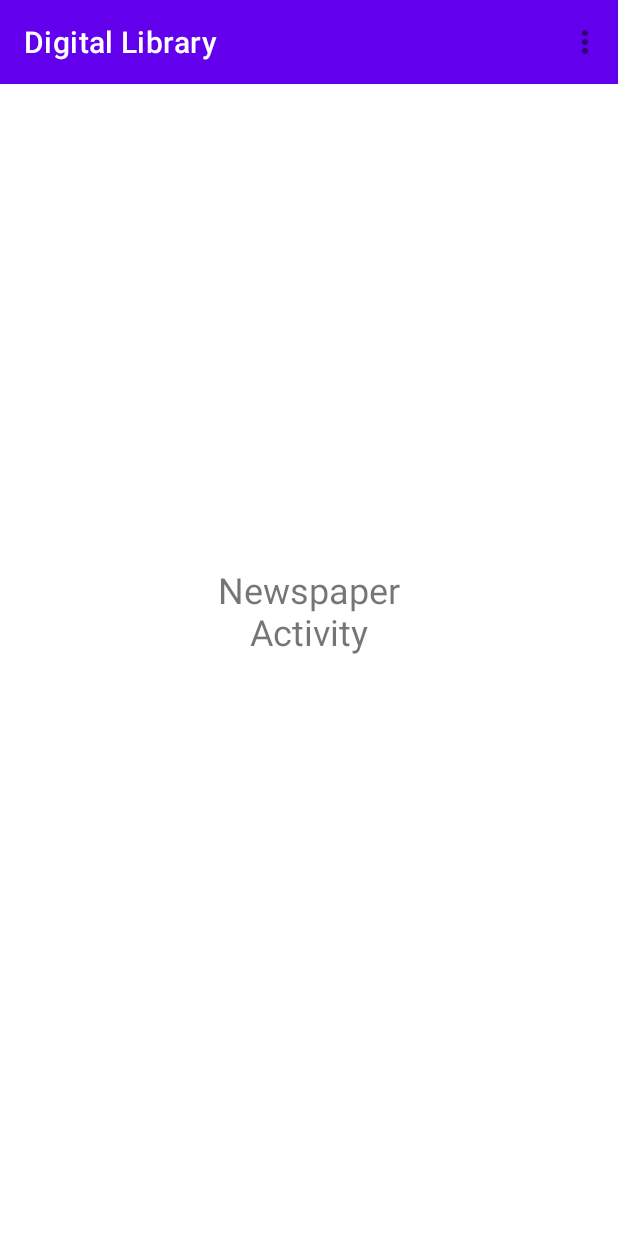
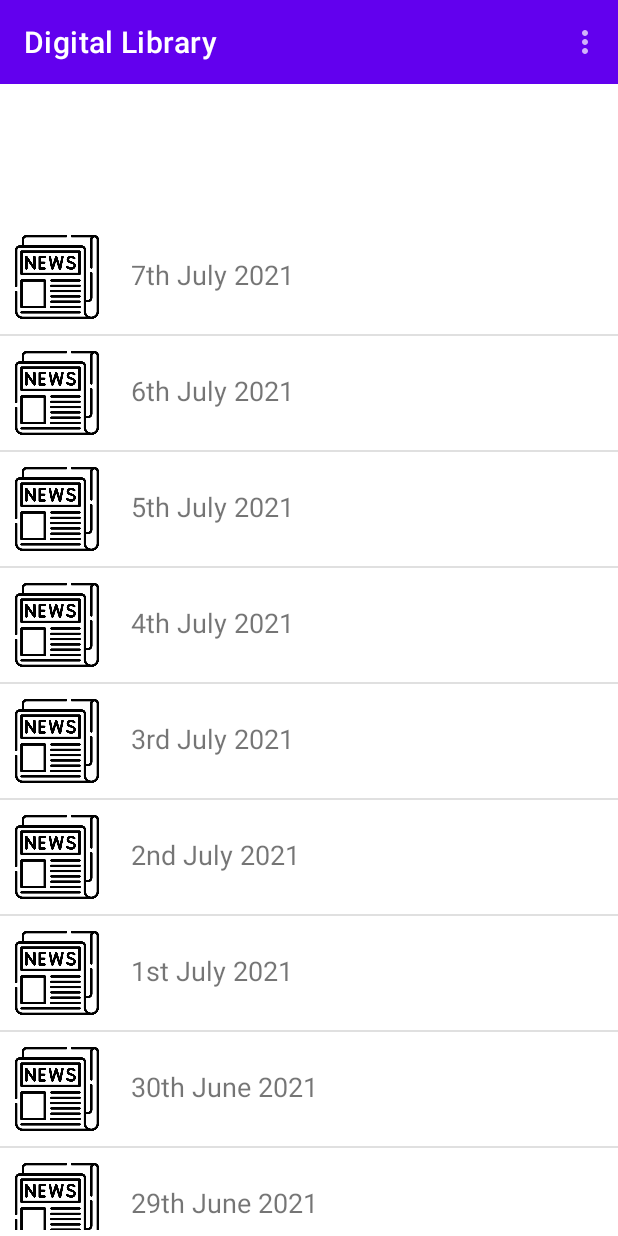
Before and after one commit to sayanmaiti2/DigitalLibrary, an Android app: the NewspaperActivity screen opened directly, with no data from a screen before it, on a phone screen of 412 x 824 dp. Run offline under Robolectric (Android 15) with nearby library versions, the phone set to English and light mode, and no system bars.

Commit message:
Implemented a Recycler View on Newspaper Activity

```diff
--- a/app/src/main/java/com/sayan/digitallibrary/BookActivity.java
+++ b/app/src/main/java/com/sayan/digitallibrary/BookActivity.java
@@ -9,7 +9,6 @@ import androidx.recyclerview.widget.LinearLayoutManager;
 import androidx.recyclerview.widget.RecyclerView;
 import android.app.AlertDialog;
 import android.app.Dialog;
-import android.content.DialogInterface;
 import android.os.Bundle;
 import android.view.Menu;
 import android.view.MenuItem;
@@ -83,11 +82,8 @@ public class BookActivity extends AppCompatActivity {
         builder
                 .setTitle(bookName)
                 .setMessage("\nAuthor:    " + authorName)
-                .setPositiveButton("OK", new DialogInterface.OnClickListener() {
-                    @Override
-                    public void onClick(DialogInterface dialog, int which) {
+                .setPositiveButton("OK", (dialog, which) -> {
 
-                    }
                 });
 
         return builder.create();
--- a/app/src/main/java/com/sayan/digitallibrary/Item.java
+++ b/app/src/main/java/com/sayan/digitallibrary/Item.java
@@ -11,6 +11,27 @@ public class Item {
             "E. Balaguruswamy", "A. Geron", "D. Jurafsky and H. Martin", "D. Whiteley", "C. Bhagat", "F. Miralles and H. Garcia" , "N. Tripathi", "R. Riordan"
     };
 
+    private String[] dates = {
+            "7th July 2021",
+            "6th July 2021",
+            "5th July 2021",
+            "4th July 2021",
+            "3rd July 2021",
+            "2nd July 2021",
+            "1st July 2021",
+            "30th June 2021",
+            "29th June 2021",
+            "28th June 2021",
+            "27th June 2021",
+            "26th June 2021",
+            "25th June 2021",
+            "24th June 2021",
+            "23rd June 2021",
+            "22nd June 2021",
+            "21st June 2021",
+            "20th June 2021",
+    };
+
     public int getBookCount() {
         return books.length;
     }
@@ -22,4 +43,13 @@ public class Item {
     public String getAuthor(int i) {
         return  authors[i];
     }
+
+
+    public int getDateCount() {
+        return dates.length;
+    }
+
+    public String getDate(int i) {
+        return dates[i];
+    }
 }
--- a/app/src/main/java/com/sayan/digitallibrary/NewspaperActivity.java
+++ b/app/src/main/java/com/sayan/digitallibrary/NewspaperActivity.java
@@ -3,19 +3,42 @@ package com.sayan.digitallibrary;
 import androidx.annotation.NonNull;
 import androidx.appcompat.app.AppCompatActivity;
 import androidx.appcompat.widget.Toolbar;
+import androidx.recyclerview.widget.DefaultItemAnimator;
+import androidx.recyclerview.widget.DividerItemDecoration;
+import androidx.recyclerview.widget.LinearLayoutManager;
+import androidx.recyclerview.widget.RecyclerView;
 
 import android.os.Bundle;
 import android.view.Menu;
 import android.view.MenuItem;
-import android.widget.Toast;
 
 public class NewspaperActivity extends AppCompatActivity {
+
+    private RecyclerView recyclerView;
+    private NewspaperAdapter newspaperAdapter;
 
     @Override
     protected void onCreate(Bundle savedInstanceState) {
         super.onCreate(savedInstanceState);
         setContentView(R.layout.activity_newspaper);
 
+//        Implementation for Recycler View
+        newspaperAdapter = new NewspaperAdapter();
+
+        RecyclerView.LayoutManager layoutManager = new LinearLayoutManager(getApplicationContext());
+
+        recyclerView = findViewById(R.id.news_recycler_view);
+
+        recyclerView.setLayoutManager(layoutManager);
+        recyclerView.setHasFixedSize(true);
+        recyclerView.addItemDecoration(
+                new DividerItemDecoration(this, LinearLayoutManager.VERTICAL)
+        );
+        recyclerView.setItemAnimator(new DefaultItemAnimator());
+        recyclerView.setAdapter(newspaperAdapter);
+
+
+//        Toolbar Implementation
         Toolbar toolbar = findViewById(R.id.toolbar);
         setSupportActionBar(toolbar);
     }
--- /dev/null
+++ b/app/src/main/java/com/sayan/digitallibrary/NewspaperAdapter.java
@@ -0,0 +1,50 @@
+package com.sayan.digitallibrary;
+
+import android.view.LayoutInflater;
+import android.view.View;
+import android.view.ViewGroup;
+import android.widget.TextView;
+
+import androidx.annotation.NonNull;
+import androidx.recyclerview.widget.RecyclerView;
+
+public class NewspaperAdapter extends RecyclerView.Adapter<NewspaperAdapter.ViewHolder> {
+
+    private Item item;
+
+    public NewspaperAdapter() {
+        item = new Item();
+    }
+
+    @NonNull
+    @Override
+    public ViewHolder onCreateViewHolder(@NonNull ViewGroup parent, int viewType) {
+        LayoutInflater layoutInflater = LayoutInflater.from(parent.getContext());
+        View view = layoutInflater.inflate(R.layout.newspaper_list_item, parent, false);
+        ViewHolder viewHolder = new ViewHolder(view);
+        return viewHolder;
+    }
+
+    @Override
+    public void onBindViewHolder(@NonNull NewspaperAdapter.ViewHolder holder, int position) {
+        holder.newsDate.setText(item.getDate(position));
+    }
+
+    @Override
+    public int getItemCount() {
+        return item.getDateCount();
+    }
+
+    public class ViewHolder extends RecyclerView.ViewHolder{
+
+        TextView newsDate;
+
+        public ViewHolder(View itemView){
+            super(itemView);
+
+            newsDate = itemView.findViewById(R.id.news_date);
+        }
+    }
+
+
+}
--- a/app/src/main/res/layout/activity_newspaper.xml
+++ b/app/src/main/res/layout/activity_newspaper.xml
@@ -1,5 +1,5 @@
 <?xml version="1.0" encoding="utf-8"?>
-<androidx.constraintlayout.widget.ConstraintLayout xmlns:android="http://schemas.android.com/apk/res/android"
+<RelativeLayout xmlns:android="http://schemas.android.com/apk/res/android"
     xmlns:app="http://schemas.android.com/apk/res-auto"
     xmlns:tools="http://schemas.android.com/tools"
     android:layout_width="match_parent"
@@ -10,16 +10,12 @@
         android:id="@+id/toolbar"
         layout="@layout/toolbar" />
 
-    <TextView
-        android:id="@+id/textView3"
-        android:layout_width="147dp"
-        android:layout_height="71dp"
-        android:text="Newspaper Activity"
-        android:textAlignment="center"
-        android:textSize="24sp"
-        app:layout_constraintBottom_toBottomOf="parent"
-        app:layout_constraintEnd_toEndOf="parent"
-        app:layout_constraintStart_toStartOf="parent"
-        app:layout_constraintTop_toTopOf="parent" />
+    <androidx.recyclerview.widget.RecyclerView
+        android:id="@+id/news_recycler_view"
+        android:layout_width="match_parent"
+        android:layout_height="673dp"
+        android:layout_marginTop="?attr/actionBarSize"
+        android:layout_alignParentBottom="true"
+        android:layout_marginBottom="4dp" />
 
-</androidx.constraintlayout.widget.ConstraintLayout>
+</RelativeLayout>
--- a/app/src/main/res/layout/book_list_item.xml
+++ b/app/src/main/res/layout/book_list_item.xml
@@ -12,7 +12,7 @@
         android:layout_height="50dp"
         android:padding="2dp"
         android:layout_margin="4dp"
-        android:src="@drawable/agenda" />
+        android:src="@drawable/openbook"/>
 
     <LinearLayout
         android:layout_width="match_parent"
@@ -24,6 +24,7 @@
             android:id="@+id/book_name"
             android:layout_width="wrap_content"
             android:layout_height="wrap_content"
+            android:layout_marginTop="10dp"
             android:textColor="@color/black"
             android:textStyle="bold"
             android:textSize="18sp" />
--- /dev/null
+++ b/app/src/main/res/layout/newspaper_list_item.xml
@@ -0,0 +1,25 @@
+<?xml version="1.0" encoding="utf-8"?>
+<LinearLayout xmlns:android="http://schemas.android.com/apk/res/android"
+    android:layout_width="match_parent"
+    android:layout_height="wrap_content"
+    android:orientation="horizontal"
+    android:layout_margin="4dp">
+
+    <ImageView
+        android:id="@+id/news_icon"
+        android:layout_width="60dp"
+        android:layout_height="60dp"
+        android:padding="2dp"
+        android:layout_margin="4dp"
+        android:src="@drawable/newspaper"/>
+
+    <TextView
+        android:id="@+id/news_date"
+        android:layout_width="match_parent"
+        android:layout_height="match_parent"
+        android:textAlignment="textStart"
+        android:layout_marginTop="20dp"
+        android:layout_marginLeft="15dp"
+        android:textSize="18sp" />
+
+</LinearLayout>
--- a/app/src/main/res/layout/toolbar.xml
+++ b/app/src/main/res/layout/toolbar.xml
@@ -5,6 +5,7 @@
     xmlns:app="http://schemas.android.com/apk/res-auto"
     android:background="@color/purple_500"
     app:titleTextColor="@color/white"
-    android:theme="@style/ThemeOverlay.AppCompat.Light">
+    android:theme="@style/ThemeOverlay.AppCompat.Dark"
+    app:popupTheme="@style/Theme.Design.Light.NoActionBar">
 
 </androidx.appcompat.widget.Toolbar>
```
Also changed, not shown: app/src/main/res/drawable-v24/newspaper.png (added), app/src/main/res/drawable-v24/openbook.png (added).
